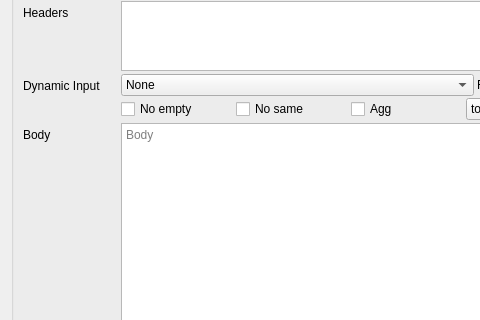
The window that src/ui/requestbuilder.ui (locaal-ai/obs-urlsource) describes before a commit, drawn with Qt 5; both pictures show x 0 to 480 and y 112 to 432 of the 602 by 971 pixel window.
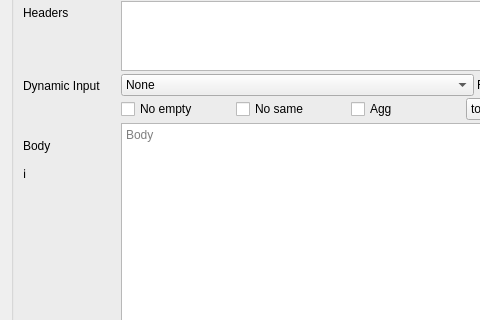
The same window after the commit.

Commit message:
Add sequence number to request data struct and update UI (#83)
* Add sequence number to request data struct and update UI

* Update brew bundle command to prevent upgrades in check_macos script

Patch:
```diff
--- a/src/ui/requestbuilder.ui
+++ b/src/ui/requestbuilder.ui
@@ -443,7 +443,7 @@
       <item row="9" column="0">
        <widget class="QLabel" name="label_16">
         <property name="text">
-         <string>Body</string>
+         <string>&lt;html&gt;&lt;head/&gt;&lt;body&gt;&lt;p&gt;Body&lt;/p&gt;&lt;p&gt;ℹ️&lt;/p&gt;&lt;/body&gt;&lt;/html&gt;</string>
         </property>
        </widget>
       </item>
```
Left out of the diff: 99 changed lines with no effect on the pictures. The commit also changes 3 other files.
